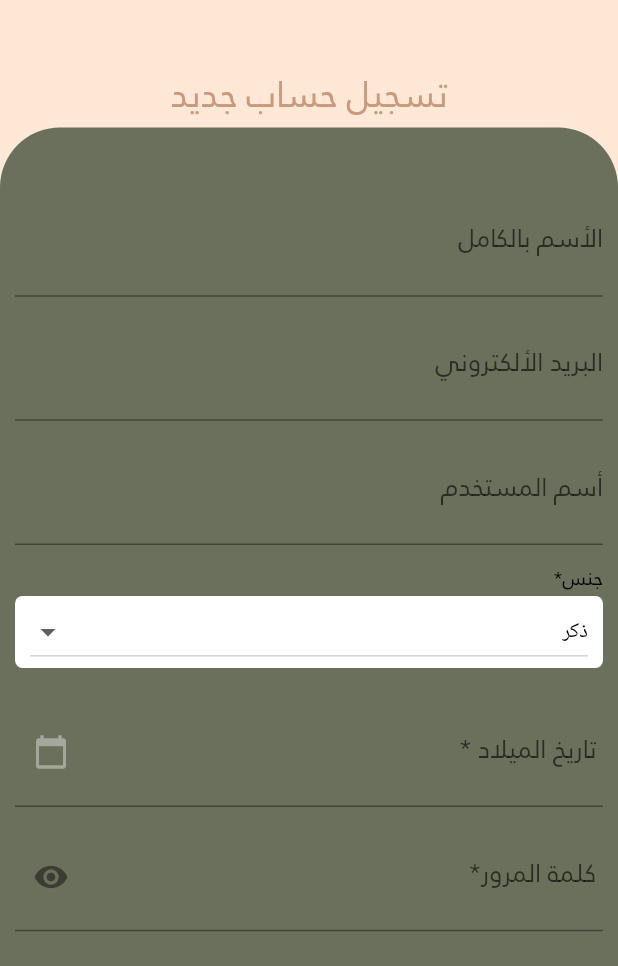
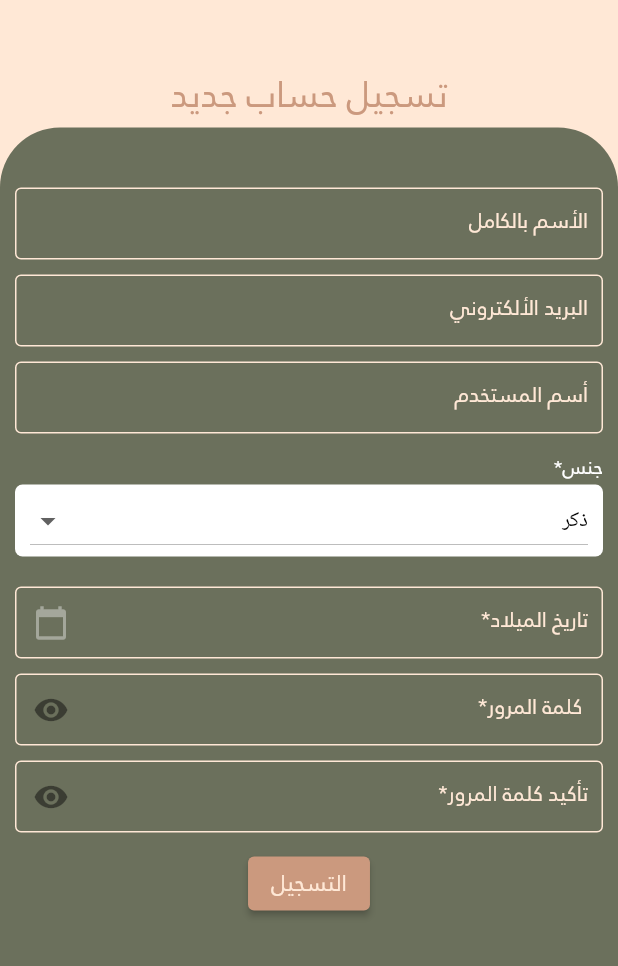
Before and after one commit to ahmadmer3i/consultation, a Flutter app: the SeekerRegistration screen opened directly, on a phone screen of 412 x 824 dp, the part 270-1236 px from its top. Run offline on Flutter 3.47's test engine with Material 2 defaults, Android fonts, the phone set to English and light mode, and no system bars; our stand-ins replace cloud_firestore, firebase_auth, firebase_core, flutter_calendar_carousel, flutter_rating, pinch_zoom and 1 more; missing offline and left inert: adobe_xd; accounts and stored records are empty; network calls fail.

Commit message:
Update Seeker Registration

```diff
--- a/lib/Provider/provider_registration.dart
+++ b/lib/Provider/provider_registration.dart
@@ -174,7 +174,7 @@ class _ProviderRegistrationState extends State<ProviderRegistration> {
                               },
                               textController: widget.birthdayController,
                               label: "تاريخ الميلاد*",
-                              iconButton: IconButton(
+                              suffixIcon: IconButton(
                                 onPressed: () {
                                   showDatePicker(
                                     context: context,
@@ -200,7 +200,7 @@ class _ProviderRegistrationState extends State<ProviderRegistration> {
                               textController: widget.passwordController,
                               isObscure: true,
                               label: "كلمة المرور",
-                              iconButton: IconButton(
+                              suffixIcon: IconButton(
                                 onPressed: () {},
                                 icon: Icon(
                                   Icons.remove_red_eye,
@@ -215,7 +215,7 @@ class _ProviderRegistrationState extends State<ProviderRegistration> {
                               textController: widget.checkPasswordController,
                               isObscure: true,
                               label: "تأكيد كلمة المرور*",
-                              iconButton: IconButton(
+                              suffixIcon: IconButton(
                                 onPressed: () {},
                                 icon: Icon(
                                   Icons.remove_red_eye,
--- a/lib/Provider/provider_registration_three.dart
+++ b/lib/Provider/provider_registration_three.dart
@@ -182,7 +182,7 @@ class _ProviderRegistrationThreeState extends State<ProviderRegistrationThree> {
                                   price: providerPrice,
                                   iban: providerIBAN,
                                   experience: providerExperience,
-                                  gender: providerGender,
+                                  gender: providerGender!,
                                   username: providerUsername,
                                   dob: providerBOD,
                                   instant: instant,
--- a/lib/Provider/provider_registration_two.dart
+++ b/lib/Provider/provider_registration_two.dart
@@ -159,7 +159,7 @@ class _ProviderRegistrationTwoState extends State<ProviderRegistrationTwo> {
                         ),
                         ElevatedButton(
                           onPressed: () {
-                            providerPrice = priceController.text;
+                            providerPrice = double.parse(priceController.text);
                             Navigator.of(context).push(
                               MaterialPageRoute(
                                 builder: (context) =>
--- a/lib/Seeker/seeker_registration.dart
+++ b/lib/Seeker/seeker_registration.dart
@@ -1,3 +1,4 @@
+import 'package:consultation/components.dart';
 import 'package:consultation/view_model/login_register/user_register_view_model.dart';
 import 'package:firebase_auth/firebase_auth.dart';
 import 'package:flutter/material.dart';
@@ -68,10 +69,9 @@ class _SeekerRegistrationState extends State<SeekerRegistration> {
                         children: [
                           Container(
                             margin: const EdgeInsets.only(bottom: 10),
-                            child: TextField(
-                              decoration: const InputDecoration(
-                                labelText: "الأسم بالكامل",
-                              ), //كود التحقق من الايميل و الباسورد
+                            child: MyTextField(
+                              label: "الأسم بالكامل",
+                              //كود التحقق من الايميل و الباسورد
                               onChanged: (value) {
                                 setState(
                                   () {
@@ -83,10 +83,9 @@ class _SeekerRegistrationState extends State<SeekerRegistration> {
                           ),
                           Container(
                             margin: const EdgeInsets.only(bottom: 10),
-                            child: TextField(
-                              decoration: const InputDecoration(
-                                labelText: "البريد الألكتروني",
-                              ), //كود التحقق من الايميل و الباسورد
+                            child: MyTextField(
+                              label: "البريد الألكتروني",
+                              //كود التحقق من الايميل و الباسورد
                               onChanged: (value) {
                                 setState(
                                   () {
@@ -98,10 +97,9 @@ class _SeekerRegistrationState extends State<SeekerRegistration> {
                           ),
                           Container(
                             margin: const EdgeInsets.only(bottom: 10),
-                            child: TextField(
-                              decoration: const InputDecoration(
-                                labelText: "أسم المستخدم",
-                              ), //كود التحقق من الايميل و الباسورد
+                            child: MyTextField(
+                              label: "أسم المستخدم",
+                              //كود التحقق من الايميل و الباسورد
                               onChanged: (value) {
                                 setState(
                                   () {
@@ -117,7 +115,7 @@ class _SeekerRegistrationState extends State<SeekerRegistration> {
                               "جنس*",
                               style:
                                   Theme.of(context).textTheme.caption!.copyWith(
-                                        color: const Color(0xff000000),
+                                        color: Colors.white,
                                       ),
                             ),
                           ),
@@ -170,22 +168,17 @@ class _SeekerRegistrationState extends State<SeekerRegistration> {
                           ),
                           Container(
                             margin: const EdgeInsets.only(bottom: 10),
-                            child: TextField(
+                            child: MyTextField(
                               onChanged: (value) {
-                                setState(
-                                  () {
                                 _dateOfBirth = value;
                               },
-                                );
-                              },
-                              decoration: InputDecoration(
-                                labelText: " تاريخ الميلاد *",
+                              label: "تاريخ الميلاد*",
                               suffixIcon: IconButton(
                                 onPressed: () {
                                   showDatePicker(
                                     context: context,
                                     initialDate: DateTime.now(),
-                                      firstDate: DateTime(1920, 8),
+                                    firstDate: DateTime(2015, 8),
                                     lastDate: DateTime(2101),
                                   );
                                 },
@@ -196,10 +189,9 @@ class _SeekerRegistrationState extends State<SeekerRegistration> {
                               ),
                             ),
                           ),
-                          ),
                           Container(
                             margin: const EdgeInsets.only(bottom: 10),
-                            child: TextField(
+                            child: MyTextField(
                               onChanged: (value) {
                                 setState(
                                   () {
@@ -207,9 +199,8 @@ class _SeekerRegistrationState extends State<SeekerRegistration> {
                                   },
                                 );
                               },
-                              obscureText: _isObscure,
-                              decoration: InputDecoration(
-                                labelText: " كلمة المرور*",
+                              isObscure: _isObscure,
+                              label: " كلمة المرور*",
                               suffixIcon: IconButton(
                                 icon: Icon(
                                   _isObscure
@@ -226,10 +217,9 @@ class _SeekerRegistrationState extends State<SeekerRegistration> {
                               ),
                             ),
                           ),
-                          ),
                           Container(
                             margin: const EdgeInsets.only(bottom: 10),
-                            child: TextField(
+                            child: MyTextField(
                               onChanged: (value) {
                                 setState(
                                   () {
@@ -237,9 +227,8 @@ class _SeekerRegistrationState extends State<SeekerRegistration> {
                                   },
                                 );
                               },
-                              obscureText: _isObscure,
-                              decoration: InputDecoration(
-                                labelText: "تأكيد كلمة المرور*",
+                              isObscure: _isObscure,
+                              label: "تأكيد كلمة المرور*",
                               suffixIcon: IconButton(
                                 icon: Icon(
                                   _isObscure
@@ -253,7 +242,6 @@ class _SeekerRegistrationState extends State<SeekerRegistration> {
                                     },
                                   );
                                 },
-                                ),
                               ),
                             ),
                           ),
--- a/lib/helpers/helper.dart
+++ b/lib/helpers/helper.dart
@@ -9,7 +9,9 @@ String providerName = "";
 String providerExperience = "";
 String providerBank = "بنك الرياض";
 String providerIBAN = "";
-String providerPrice = "";
+double providerPrice = 0;
 String providerApprovalMessage = "";
 var providerInstant = false;
 var providerScheduled = false;
+String providerCollection = "provider";
+String seekerCollection = "seeker";
--- a/lib/widgets/dialog.dart
+++ b/lib/widgets/dialog.dart
@@ -47,7 +47,7 @@ class MessageDialog {
   }
 
   static void showWaitingDialog(
-    context,
+    BuildContext context,
   ) {
     showDialog(
       context: context,
```
Also changed, not shown: lib/Seeker/consultation_details_instant.dart (+14 -8 lines), lib/Seeker/dashboard_seeker.dart (+11 -2 lines), lib/components.dart (+21 -12 lines), lib/login_seeker.dart (+6 -2 lines), lib/models/seeker_data.dart (+10 -10 lines), lib/view_model/get_seeker_data.dart (+7 -4 lines), lib/view_model/login_register/user_login_view_model.dart (+8 -3 lines), lib/view_model/login_register/user_register_view_model.dart (+16 -16 lines). Lines whose indentation alone changed are shown as unchanged.
